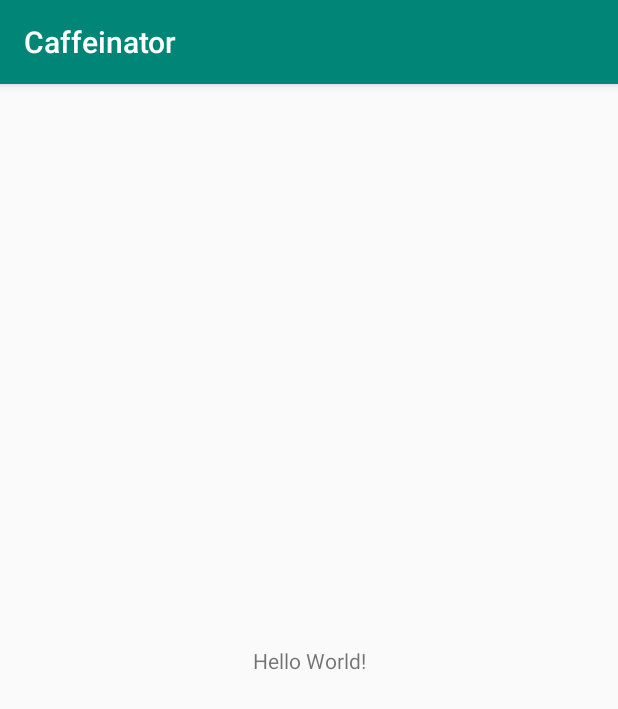
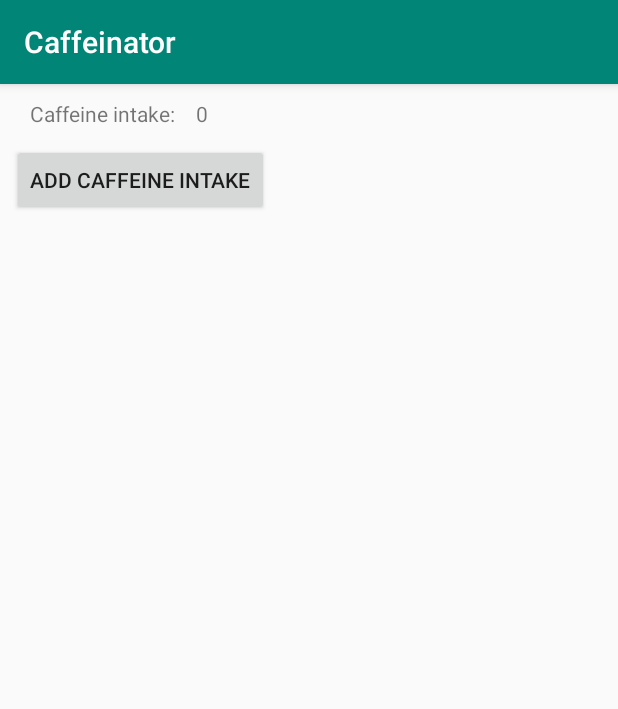
Before and after one commit to ongakken/Caffeinator, an Android app: the screen it shows after launch (MainActivity), on a phone screen of 412 x 824 dp. Shown: the top 709 px of the screen. Run offline under Robolectric (Android 15) with nearby library versions, the phone set to English and light mode, and no system bars; 1 statement that could not run was skipped.

Commit message:
added a TextView, a button and some structure

```diff
--- a/app/src/main/AndroidManifest.xml
+++ b/app/src/main/AndroidManifest.xml
@@ -16,6 +16,8 @@
                 <category android:name="android.intent.category.LAUNCHER" />
             </intent-filter>
         </activity>
+        <activity android:name=".AddCaffeineIntakeActivity"
+            android:label="@string/app_name"></activity>
     </application>
 
 </manifest>
--- /dev/null
+++ b/app/src/main/java/com/simtoonsoftware/caffeinator/AboutActivity.java
@@ -0,0 +1,4 @@
+package com.simtoonsoftware.caffeinator;
+
+public class AboutActivity {
+}
--- /dev/null
+++ b/app/src/main/java/com/simtoonsoftware/caffeinator/AddCaffeineIntakeActivity.java
@@ -0,0 +1,6 @@
+package com.simtoonsoftware.caffeinator;
+
+import android.support.v7.app.AppCompatActivity;
+
+public class AddCaffeineIntakeActivity extends AppCompatActivity {
+}
--- /dev/null
+++ b/app/src/main/java/com/simtoonsoftware/caffeinator/GraphActivity.java
@@ -0,0 +1,4 @@
+package com.simtoonsoftware.caffeinator;
+
+public class GraphActivity {
+}
--- /dev/null
+++ b/app/src/main/res/layout/activity_about.xml
@@ -0,0 +1,6 @@
+<?xml version="1.0" encoding="utf-8"?>
+<android.support.constraint.ConstraintLayout
+    xmlns:android="http://schemas.android.com/apk/res/android" android:layout_width="match_parent"
+    android:layout_height="match_parent">
+
+</android.support.constraint.ConstraintLayout>
--- /dev/null
+++ b/app/src/main/res/layout/activity_add_caffeine_intake.xml
@@ -0,0 +1,6 @@
+<?xml version="1.0" encoding="utf-8"?>
+<android.support.constraint.ConstraintLayout
+    xmlns:android="http://schemas.android.com/apk/res/android" android:layout_width="match_parent"
+    android:layout_height="match_parent">
+
+</android.support.constraint.ConstraintLayout>
--- /dev/null
+++ b/app/src/main/res/layout/activity_graph.xml
@@ -0,0 +1,6 @@
+<?xml version="1.0" encoding="utf-8"?>
+<android.support.constraint.ConstraintLayout
+    xmlns:android="http://schemas.android.com/apk/res/android" android:layout_width="match_parent"
+    android:layout_height="match_parent">
+
+</android.support.constraint.ConstraintLayout>
--- a/app/src/main/res/layout/activity_main.xml
+++ b/app/src/main/res/layout/activity_main.xml
@@ -7,12 +7,42 @@
     tools:context=".MainActivity">
 
     <TextView
+        android:id="@+id/text_caffeineIntake"
+        android:layout_width="wrap_content"
+        android:layout_height="0dp"
+        android:layout_marginStart="8dp"
+        android:layout_marginTop="10dp"
+        android:layout_marginEnd="8dp"
+        android:text="Caffeine intake: "
+        app:layout_constraintEnd_toEndOf="parent"
+        app:layout_constraintHorizontal_bias="0.04"
+        app:layout_constraintStart_toStartOf="parent"
+        app:layout_constraintTop_toTopOf="parent" />
+
+    <TextView
+        android:id="@+id/text_caffeineIntakeValue"
         android:layout_width="wrap_content"
         android:layout_height="wrap_content"
-        android:text="Hello World!"
-        app:layout_constraintBottom_toBottomOf="parent"
-        app:layout_constraintLeft_toLeftOf="parent"
-        app:layout_constraintRight_toRightOf="parent"
+        android:layout_marginStart="8dp"
+        android:layout_marginTop="10dp"
+        android:layout_marginEnd="8dp"
+        android:text="@string/caffeineIntakeValue"
+        app:layout_constraintEnd_toEndOf="parent"
+        app:layout_constraintHorizontal_bias="0.01"
+        app:layout_constraintStart_toEndOf="@+id/text_caffeineIntake"
+        app:layout_constraintTop_toTopOf="parent" />
+
+    <Button
+        android:id="@+id/btn_addCaffeineIntake"
+        android:layout_width="wrap_content"
+        android:layout_height="wrap_content"
+        android:layout_marginStart="8dp"
+        android:layout_marginTop="40dp"
+        android:layout_marginEnd="8dp"
+        android:text="Add caffeine intake"
+        app:layout_constraintEnd_toEndOf="parent"
+        app:layout_constraintHorizontal_bias="0.0"
+        app:layout_constraintStart_toStartOf="parent"
         app:layout_constraintTop_toTopOf="parent" />
 
 </android.support.constraint.ConstraintLayout>
--- a/app/src/main/res/values/strings.xml
+++ b/app/src/main/res/values/strings.xml
@@ -1,3 +1,4 @@
 <resources>
     <string name="app_name">Caffeinator</string>
+    <string name="caffeineIntakeValue">0</string>
 </resources>
```
Also changed, not shown: app/src/main/java/com/simtoonsoftware/caffeinator/MainActivity.java (+14 -2 lines).
